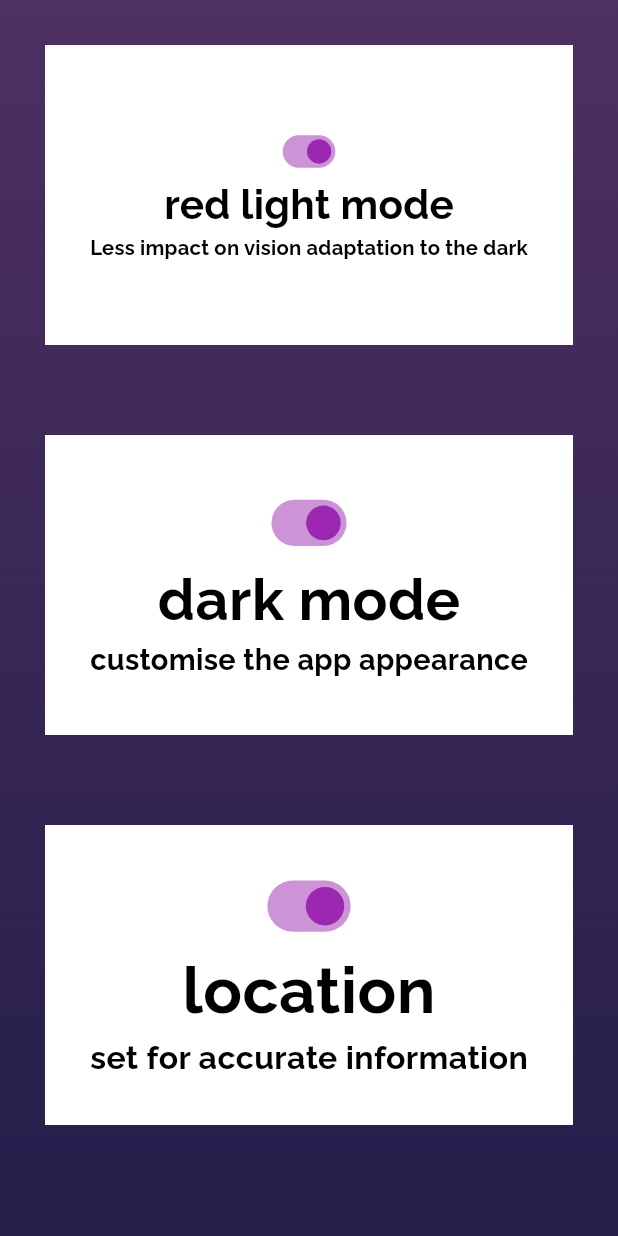
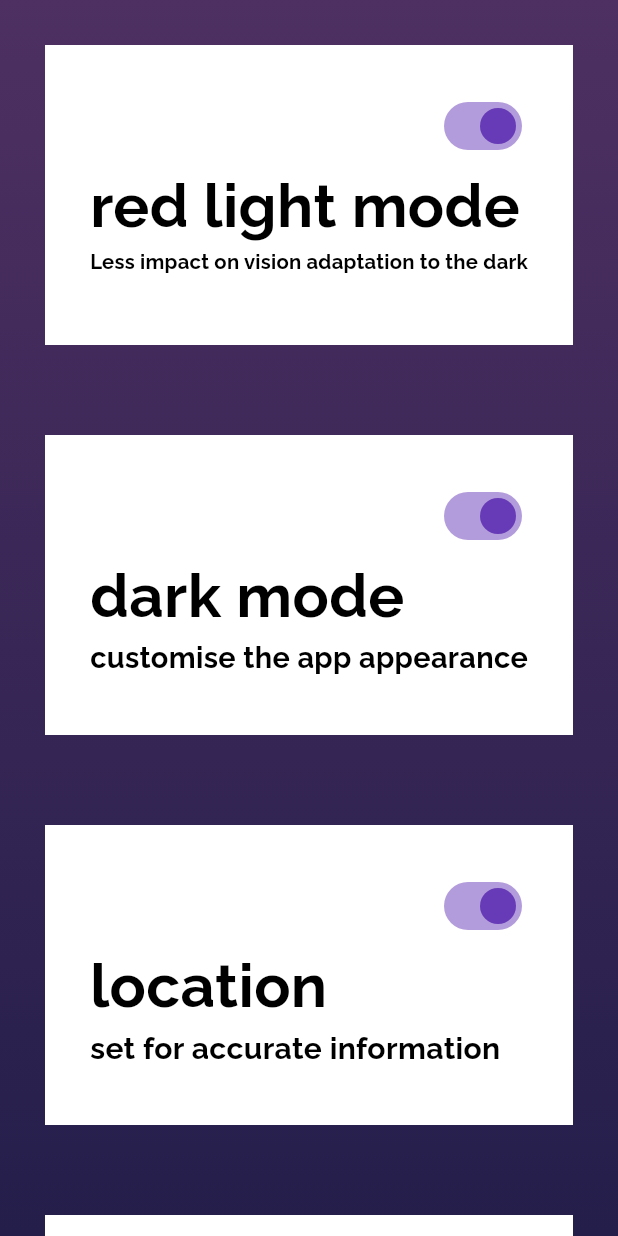
Before and after one commit to khorcarol/skyspy, a Flutter app: the screen it shows after launch, on a phone screen of 412 x 824 dp. Run offline on Flutter 3.47's test engine with Material 3 defaults, Android fonts, the light colour scheme and no system bars.

Commit message:
tidied up settings

```diff
--- a/lib/settings.dart
+++ b/lib/settings.dart
@@ -23,19 +23,20 @@ class CustomSwitchCard extends StatelessWidget {
         color: Colors.white,
         child: Padding(
           padding: const EdgeInsets.all(30),
+          child: Column(
+            children: [
+              Align(
+                  alignment: Alignment.topRight,
+                  child: Switch(
+                    value: switchValue,
+                    onChanged: onChanged,
+                    activeColor: Colors.deepPurple,
+                  )),
+              Align(
+                alignment: Alignment.topLeft,
                 child: FittedBox(
                   fit: BoxFit.fitWidth,
-            child: Column(
-              children: [
-                Align(alignment: Alignment.topRight,
-                  child:
-                    Switch(
-                      value: switchValue,
-                      onChanged: onChanged,
-                      activeColor: Colors.purple,
-                    )
-                    ),
-                    Text(
+                  child: Text(
                     title,
                     style: const TextStyle(
                       fontSize: 40,
@@ -43,24 +44,29 @@ class CustomSwitchCard extends StatelessWidget {
                       fontFamily: "Raleway",
                     ),
                   ),
-                    Text(
+                ),
+              ),
+              Align(
+                alignment: Alignment.bottomLeft, child:
+              FittedBox(
+                fit: BoxFit.fitWidth,
+                child: Text(
                   description,
-                      style: TextStyle(
+                  style: const TextStyle(
                     fontSize: 20,
                     color: Colors.black,
                     fontFamily: "Raleway",
                   ),
                 ),
+              ))
             ],
-                ),
-
           ),
         ),
       ),
-
     );
   }
 }
+
 class SettingsPage extends StatelessWidget {
   const SettingsPage({super.key});
 
@@ -78,7 +84,6 @@ class SettingsPage extends StatelessWidget {
           ])),
       child: ListView(
         children: [
-
           CustomSwitchCard(
             title: 'red light mode',
             description: 'Less impact on vision adaptation to the dark',
@@ -103,6 +108,14 @@ class SettingsPage extends StatelessWidget {
               // Handle switch value changes here
             },
           ),
+          CustomSwitchCard(
+            title: 'test',
+            description: 'ingr',
+            switchValue: true,
+            onChanged: (bool value) {
+              // Handle switch value changes here
+            },
+          ),
         ],
       ),
     ));
```
Lines whose indentation alone changed are shown as unchanged.
